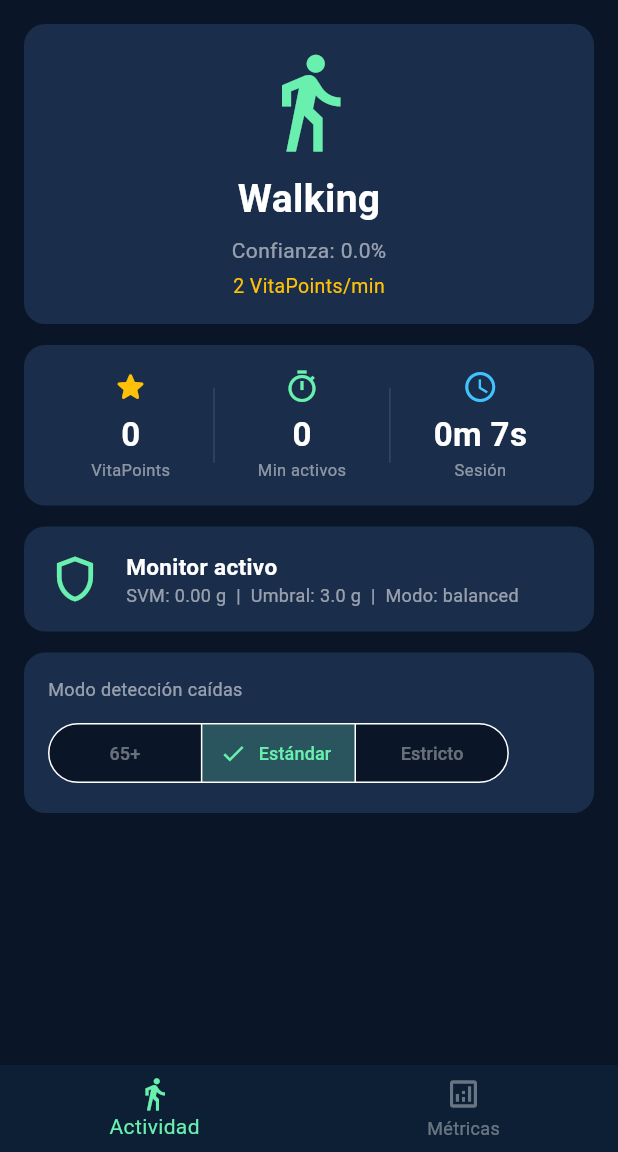
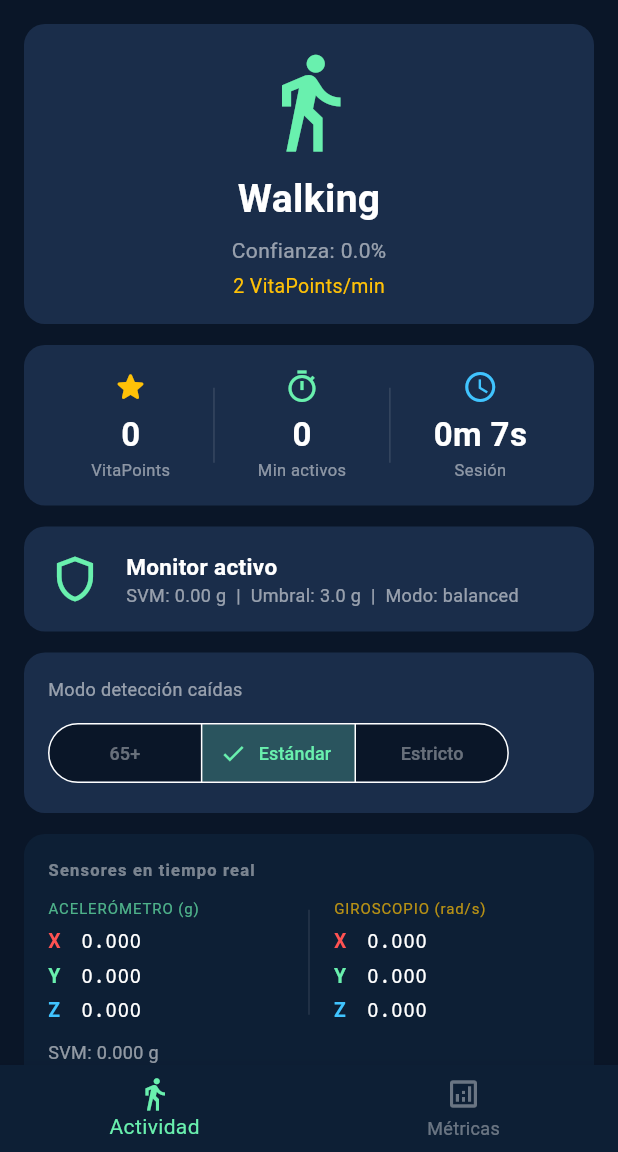
Before and after one commit to ByTermi/Vitalia-Health-Insurance, a Flutter app: the screen it shows after launch, on a phone screen of 412 x 824 dp, the part 84-1236 px from its top. Run offline on Flutter 3.47's test engine with Material 3 defaults, Android fonts, the phone set to English and light mode, and no system bars; our stand-ins replace permission_handler, sensors_plus; missing offline and left inert: tflite_flutter.

Commit message:
Add live sensor readings card to activity tab (accel xyz + gyro xyz)

```diff
--- a/app/lib/screens/home_page.dart
+++ b/app/lib/screens/home_page.dart
@@ -31,6 +31,7 @@ class _HomePageState extends State<HomePage> {
   final Map<Activity, int> _activityMinutes = {};
   bool _modelsLoaded = false;
   bool _inFallAlert = false;
+  SensorSample? _lastSample;
   int _tab = 0;
 
   @override
@@ -63,6 +64,7 @@ class _HomePageState extends State<HomePage> {
   }
 
   void _onSample(SensorSample sample) {
+    setState(() => _lastSample = sample);
     // HAR inference
     final harWindow = _harBuffer.addSample(sample);
     if (harWindow != null && _harClassifier.isLoaded) {
@@ -206,6 +208,8 @@ class _HomePageState extends State<HomePage> {
           _fallStatusCard(),
           const SizedBox(height: 14),
           _modeSelector(),
+          const SizedBox(height: 14),
+          _sensorReadingsCard(),
         ],
       ),
     );
@@ -350,6 +354,81 @@ class _HomePageState extends State<HomePage> {
       ),
     );
   }
+
+  Widget _sensorReadingsCard() {
+    final s = _lastSample;
+    String fmt(double v) => v.toStringAsFixed(3);
+    return _card(
+      color: const Color(0xFF0D1F35),
+      child: Column(
+        crossAxisAlignment: CrossAxisAlignment.start,
+        children: [
+          Text('Sensores en tiempo real',
+              style: TextStyle(color: Colors.white.withValues(alpha: 0.45), fontSize: 11,
+                  fontWeight: FontWeight.w600, letterSpacing: 0.8)),
+          const SizedBox(height: 10),
+          Row(
+            children: [
+              Expanded(
+                child: Column(
+                  crossAxisAlignment: CrossAxisAlignment.start,
+                  children: [
+                    Text('ACELERÓMETRO (g)',
+                        style: TextStyle(color: Colors.greenAccent.withValues(alpha: 0.7),
+                            fontSize: 10, letterSpacing: 0.6)),
+                    const SizedBox(height: 4),
+                    _sensorRow('X', s != null ? fmt(s.ax) : '—', Colors.redAccent),
+                    _sensorRow('Y', s != null ? fmt(s.ay) : '—', Colors.greenAccent),
+                    _sensorRow('Z', s != null ? fmt(s.az) : '—', Colors.lightBlueAccent),
+                  ],
+                ),
+              ),
+              Container(width: 1, height: 70, color: Colors.white10),
+              Expanded(
+                child: Padding(
+                  padding: const EdgeInsets.only(left: 16),
+                  child: Column(
+                    crossAxisAlignment: CrossAxisAlignment.start,
+                    children: [
+                      Text('GIROSCOPIO (rad/s)',
+                          style: TextStyle(color: Colors.amber.withValues(alpha: 0.7),
+                              fontSize: 10, letterSpacing: 0.6)),
+                      const SizedBox(height: 4),
+                      _sensorRow('X', s != null ? fmt(s.gx) : '—', Colors.redAccent),
+                      _sensorRow('Y', s != null ? fmt(s.gy) : '—', Colors.greenAccent),
+                      _sensorRow('Z', s != null ? fmt(s.gz) : '—', Colors.lightBlueAccent),
+                    ],
+                  ),
+                ),
+              ),
+            ],
+          ),
+          const SizedBox(height: 8),
+          Text(
+            'SVM: ${s != null ? s.svmG.toStringAsFixed(3) : '—'} g',
+            style: TextStyle(color: Colors.white.withValues(alpha: 0.55), fontSize: 12),
+          ),
+        ],
+      ),
+    );
+  }
+
+  Widget _sensorRow(String axis, String value, Color color) => Padding(
+        padding: const EdgeInsets.symmetric(vertical: 2),
+        child: Row(
+          children: [
+            SizedBox(
+                width: 16,
+                child: Text(axis,
+                    style: TextStyle(
+                        color: color, fontWeight: FontWeight.bold, fontSize: 13))),
+            const SizedBox(width: 6),
+            Text(value,
+                style: const TextStyle(
+                    color: Colors.white, fontSize: 13, fontFamily: 'monospace')),
+          ],
+        ),
+      );
 
   // ────────────────────────────────────────────────────────────────
   // TAB 2 — MÉTRICAS
```
